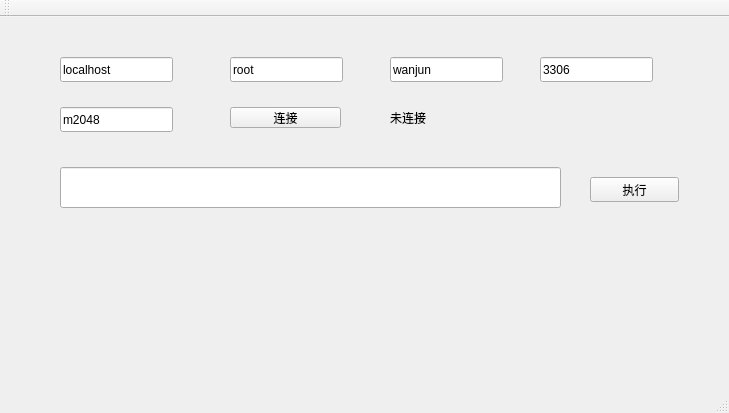
WanJunCode/MysqlClientQT, file mysql/mainwindow.ui: the form before one commit.
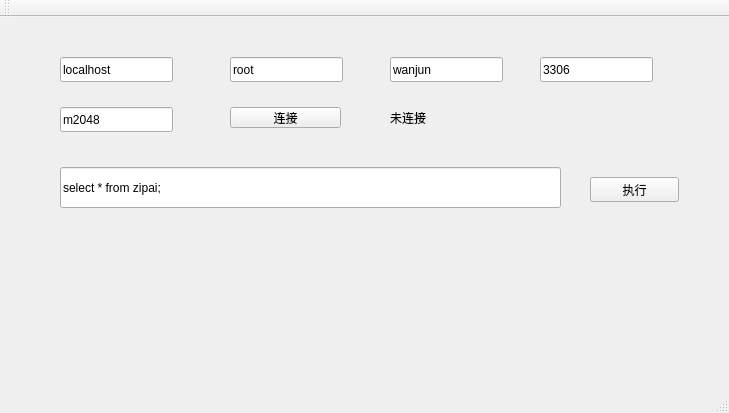
The form after the commit.

Commit message: 完成查询测试

What changed in the file:
```diff
--- a/mysql/mainwindow.ui
+++ b/mysql/mainwindow.ui
@@ -114,6 +114,9 @@
       <height>41</height>
      </rect>
     </property>
+    <property name="text">
+     <string>select * from zipai;</string>
+    </property>
    </widget>
    <widget class="QPushButton" name="pushButtonExec">
     <property name="geometry">
```
The commit also changes 1 other file.
